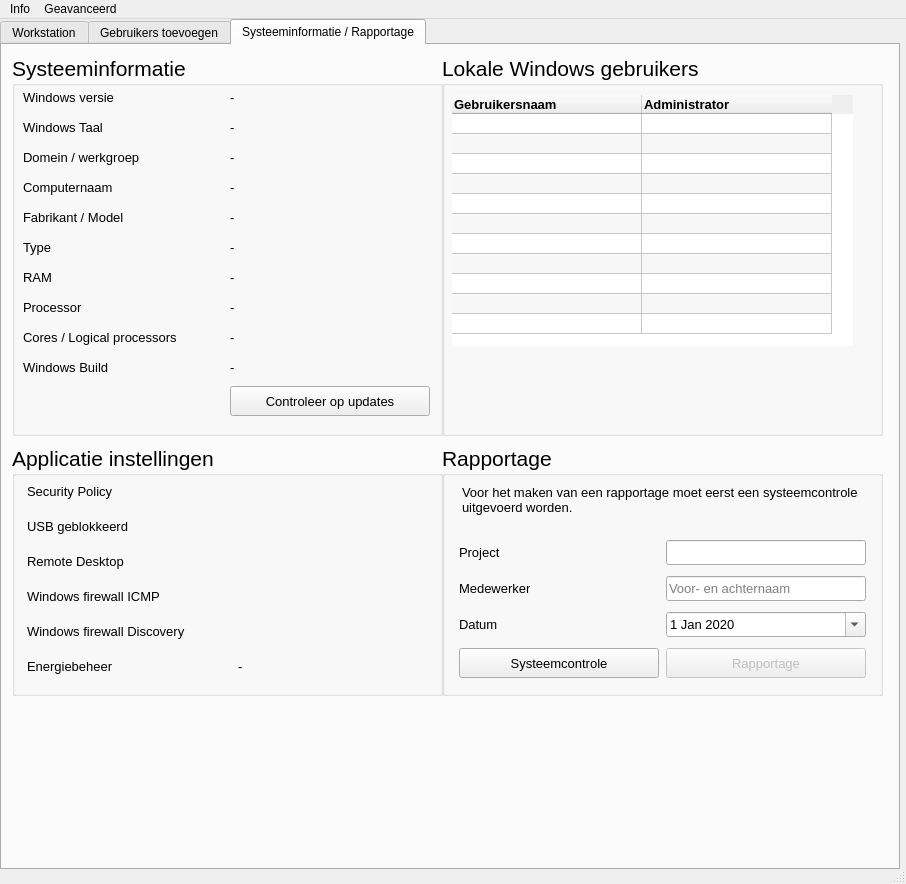
Before: the Qt Designer form src/resources/ui/main_window.ui in jebr/windows-deployment-tool, drawn with Qt 5.
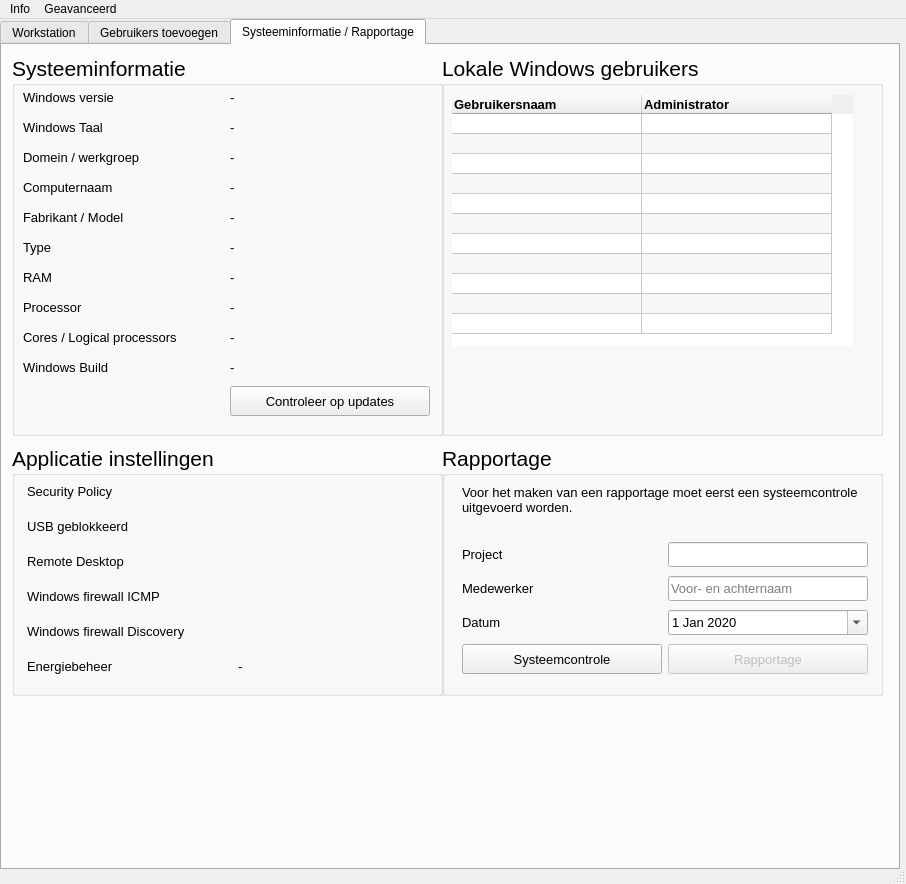
After: the same form once the commit is applied. The open tabs and pages were chosen to show the change. Icons and pictures are not drawn.

Commit message: [New] add version info menu

```diff
--- a/src/resources/ui/main_window.ui
+++ b/src/resources/ui/main_window.ui
@@ -1507,6 +1507,9 @@
           <property name="text">
            <string>Gebruikers toevoegen</string>
           </property>
+          <property name="shortcut">
+           <string>Return</string>
+          </property>
          </widget>
         </item>
         <item row="0" column="1">
@@ -1982,7 +1985,7 @@
        </font>
       </property>
       <property name="toolTip">
-       <string>Actieve Windows gebruikers</string>
+       <string>Lokale Windows gebruikers</string>
       </property>
       <property name="title">
        <string>Lokale Windows gebruikers</string>
@@ -2607,60 +2610,45 @@
        </font>
       </property>
       <property name="toolTip">
-       <string>Aanvullende gegevens</string>
+       <string>Rapportage</string>
       </property>
       <property name="title">
        <string>Rapportage</string>
       </property>
-      <widget class="QWidget" name="gridLayoutWidget_9">
+      <widget class="QLabel" name="label">
        <property name="geometry">
         <rect>
-         <x>16</x>
-         <y>90</y>
-         <width>411</width>
-         <height>151</height>
+         <x>20</x>
+         <y>40</y>
+         <width>401</width>
+         <height>41</height>
         </rect>
        </property>
-       <layout class="QGridLayout" name="gridLayout_7">
-        <item row="1" column="1">
-         <widget class="QLineEdit" name="lineEdit_engineer">
-          <property name="sizePolicy">
-           <sizepolicy hsizetype="Fixed" vsizetype="Fixed">
-            <horstretch>200</horstretch>
-            <verstretch>25</verstretch>
-           </sizepolicy>
-          </property>
-          <property name="minimumSize">
-           <size>
-            <width>200</width>
-            <height>25</height>
-           </size>
-          </property>
-          <property name="maximumSize">
-           <size>
-            <width>200</width>
-            <height>25</height>
-           </size>
-          </property>
-          <property name="font">
-           <font>
-            <pointsize>10</pointsize>
-           </font>
-          </property>
-          <property name="toolTip">
-           <string>Voor- en achternaam</string>
-          </property>
-          <property name="text">
-           <string/>
-          </property>
-          <property name="placeholderText">
-           <string>Voor- en achternaam</string>
-          </property>
-          <property name="clearButtonEnabled">
-           <bool>true</bool>
-          </property>
-         </widget>
-        </item>
+       <property name="font">
+        <font>
+         <pointsize>10</pointsize>
+        </font>
+       </property>
+       <property name="text">
+        <string>Voor het maken van een rapportage moet eerst een systeemcontrole uitgevoerd worden.</string>
+       </property>
+       <property name="alignment">
+        <set>Qt::AlignLeading|Qt::AlignLeft|Qt::AlignTop</set>
+       </property>
+       <property name="wordWrap">
+        <bool>true</bool>
+       </property>
+      </widget>
+      <widget class="QWidget" name="formLayoutWidget">
+       <property name="geometry">
+        <rect>
+         <x>20</x>
+         <y>94</y>
+         <width>408</width>
+         <height>141</height>
+        </rect>
+       </property>
+       <layout class="QFormLayout" name="formLayout">
         <item row="0" column="0">
          <widget class="QLabel" name="l_project">
           <property name="sizePolicy">
@@ -2691,6 +2679,45 @@
           </property>
          </widget>
         </item>
+        <item row="0" column="1">
+         <widget class="QLineEdit" name="lineEdit_project">
+          <property name="sizePolicy">
+           <sizepolicy hsizetype="Fixed" vsizetype="Fixed">
+            <horstretch>200</horstretch>
+            <verstretch>25</verstretch>
+           </sizepolicy>
+          </property>
+          <property name="minimumSize">
+           <size>
+            <width>200</width>
+            <height>25</height>
+           </size>
+          </property>
+          <property name="maximumSize">
+           <size>
+            <width>200</width>
+            <height>25</height>
+           </size>
+          </property>
+          <property name="font">
+           <font>
+            <pointsize>10</pointsize>
+           </font>
+          </property>
+          <property name="focusPolicy">
+           <enum>Qt::StrongFocus</enum>
+          </property>
+          <property name="toolTip">
+           <string>Project</string>
+          </property>
+          <property name="text">
+           <string/>
+          </property>
+          <property name="clearButtonEnabled">
+           <bool>true</bool>
+          </property>
+         </widget>
+        </item>
         <item row="1" column="0">
          <widget class="QLabel" name="l_engineer">
           <property name="sizePolicy">
@@ -2721,6 +2748,45 @@
           </property>
          </widget>
         </item>
+        <item row="1" column="1">
+         <widget class="QLineEdit" name="lineEdit_engineer">
+          <property name="sizePolicy">
+           <sizepolicy hsizetype="Fixed" vsizetype="Fixed">
+            <horstretch>200</horstretch>
+            <verstretch>25</verstretch>
+           </sizepolicy>
+          </property>
+          <property name="minimumSize">
+           <size>
+            <width>200</width>
+            <height>25</height>
+           </size>
+          </property>
+          <property name="maximumSize">
+           <size>
+            <width>200</width>
+            <height>25</height>
+           </size>
+          </property>
+          <property name="font">
+           <font>
+            <pointsize>10</pointsize>
+           </font>
+          </property>
+          <property name="toolTip">
+           <string>Voor- en achternaam</string>
+          </property>
+          <property name="text">
+           <string/>
+          </property>
+          <property name="placeholderText">
+           <string>Voor- en achternaam</string>
+          </property>
+          <property name="clearButtonEnabled">
+           <bool>true</bool>
+          </property>
+         </widget>
+        </item>
         <item row="2" column="0">
          <widget class="QLabel" name="l_date">
           <property name="sizePolicy">
@@ -2751,45 +2817,6 @@
           </property>
          </widget>
         </item>
-        <item row="0" column="1">
-         <widget class="QLineEdit" name="lineEdit_project">
-          <property name="sizePolicy">
-           <sizepolicy hsizetype="Fixed" vsizetype="Fixed">
-            <horstretch>200</horstretch>
-            <verstretch>25</verstretch>
-           </sizepolicy>
-          </property>
-          <property name="minimumSize">
-           <size>
-            <width>200</width>
-            <height>25</height>
-           </size>
-          </property>
-          <property name="maximumSize">
-           <size>
-            <width>200</width>
-            <height>25</height>
-           </size>
-          </property>
-          <property name="font">
-           <font>
-            <pointsize>10</pointsize>
-           </font>
-          </property>
-          <property name="focusPolicy">
-           <enum>Qt::StrongFocus</enum>
-          </property>
-          <property name="toolTip">
-           <string>Project</string>
-          </property>
-          <property name="text">
-           <string/>
-          </property>
-          <property name="clearButtonEnabled">
-           <bool>true</bool>
-          </property>
-         </widget>
-        </item>
         <item row="2" column="1">
          <widget class="QDateEdit" name="dateEdit_date">
           <property name="sizePolicy">
@@ -2913,34 +2940,13 @@
           <property name="text">
            <string>Rapportage</string>
           </property>
+          <property name="shortcut">
+           <string>Return</string>
+          </property>
          </widget>
         </item>
        </layout>
       </widget>
-      <widget class="QLabel" name="label">
-       <property name="geometry">
-        <rect>
-         <x>20</x>
-         <y>40</y>
-         <width>401</width>
-         <height>41</height>
-        </rect>
-       </property>
-       <property name="font">
-        <font>
-         <pointsize>10</pointsize>
-        </font>
-       </property>
-       <property name="text">
-        <string>Voor het maken van een rapportage moet eerst een systeemcontrole uitgevoerd worden.</string>
-       </property>
-       <property name="alignment">
-        <set>Qt::AlignLeading|Qt::AlignLeft|Qt::AlignTop</set>
-       </property>
-       <property name="wordWrap">
-        <bool>true</bool>
-       </property>
-      </widget>
      </widget>
     </widget>
    </widget>
@@ -2958,7 +2964,7 @@
     <property name="title">
      <string>Geavanceerd</string>
     </property>
-    <addaction name="actionAdministrator_Activceren"/>
+    <addaction name="actionAdministrator_Account"/>
    </widget>
    <widget class="QMenu" name="menuHelp">
     <property name="title">
@@ -2969,6 +2975,7 @@
     <addaction name="actionLogging"/>
     <addaction name="separator"/>
     <addaction name="actionLicence"/>
+    <addaction name="actionVersion"/>
    </widget>
    <addaction name="menuHelp"/>
    <addaction name="menuFile"/>
@@ -3024,14 +3031,22 @@
   </action>
   <action name="actionLogging">
    <property name="text">
-    <string>WDT logging</string>
+    <string>Log weergeven</string>
    </property>
   </action>
-  <action name="actionAdministrator_Activceren">
+  <action name="actionAdministrator_Account">
    <property name="text">
     <string>Administrator Account</string>
    </property>
   </action>
+  <action name="actionVersion">
+   <property name="enabled">
+    <bool>false</bool>
+   </property>
+   <property name="text">
+    <string>Version</string>
+   </property>
+  </action>
  </widget>
  <resources/>
  <connections/>
```
The commit also changes 1 other file.
